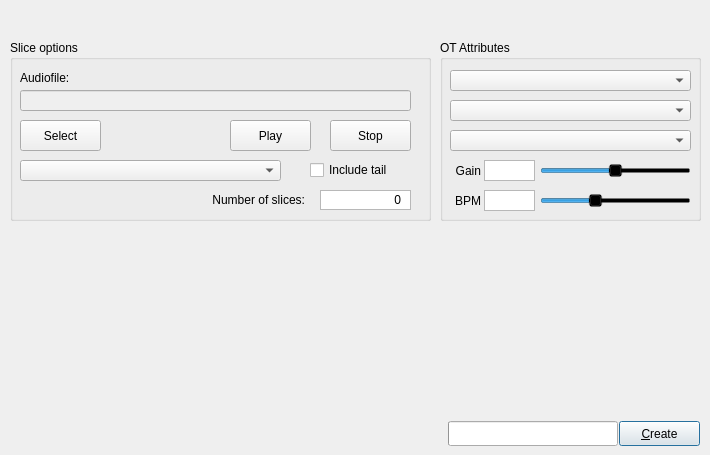
Above: tabstepswidget.ui from KaiDrange/OctaChainer before the change. Below: the same form after it.
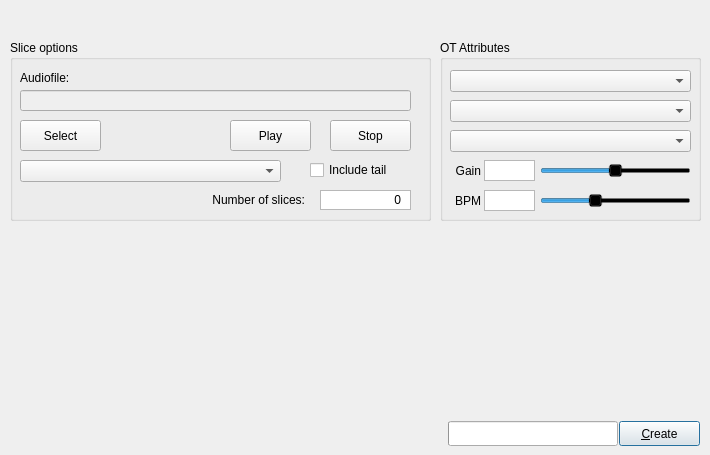
That is the form after the change.

Commit message: Fix cut-off dropdown menu buttons on macOS

What changed in the file:
```diff
--- a/tabstepswidget.ui
+++ b/tabstepswidget.ui
@@ -19,7 +19,7 @@
      <x>20</x>
      <y>160</y>
      <width>261</width>
-     <height>21</height>
+     <height>22</height>
     </rect>
    </property>
   </widget>
@@ -213,7 +213,7 @@
       <x>10</x>
       <y>90</y>
       <width>241</width>
-      <height>21</height>
+      <height>22</height>
      </rect>
     </property>
    </widget>
@@ -223,7 +223,7 @@
       <x>10</x>
       <y>60</y>
       <width>241</width>
-      <height>21</height>
+      <height>22</height>
      </rect>
     </property>
    </widget>
@@ -233,7 +233,7 @@
       <x>10</x>
       <y>30</y>
       <width>241</width>
-      <height>21</height>
+      <height>22</height>
      </rect>
     </property>
    </widget>
```
The commit also changes 3 other files.
